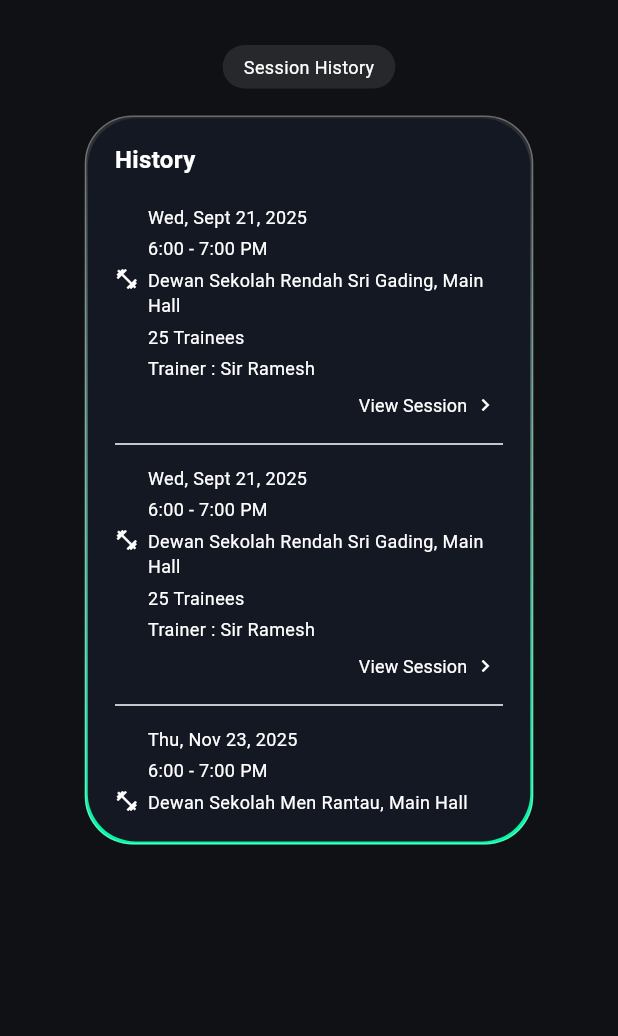
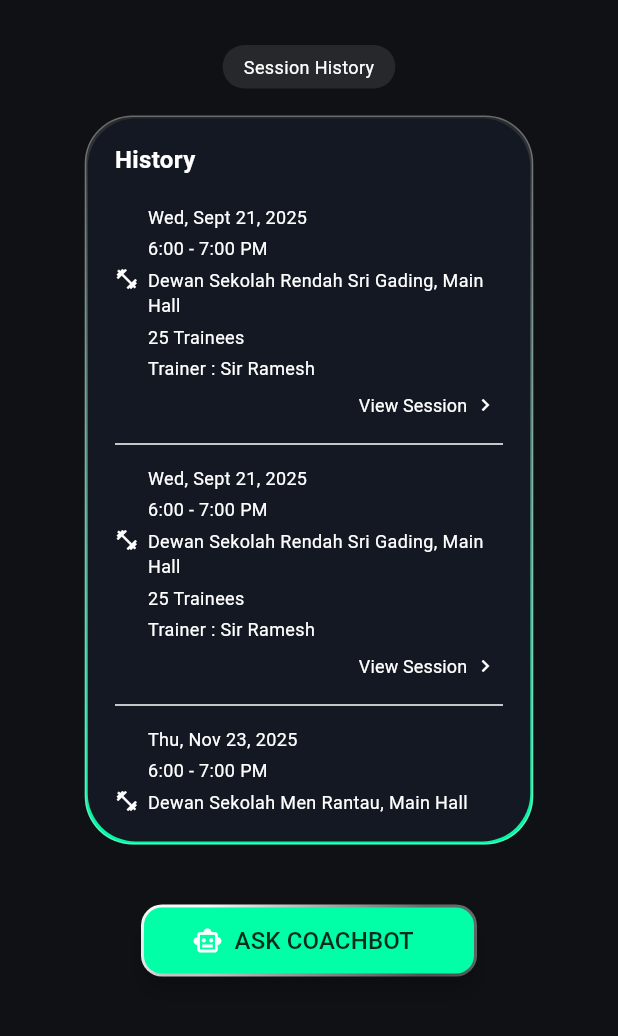
Before and after one commit to niczrsoh/Mapped_Frontend, a Flutter app: the SessionDashboardScreen screen opened by its route, after a tap on "History", on a phone screen of 412 x 824 dp, the part 57-1093 px from its top. Run offline on Flutter 3.47's test engine with Material 3 defaults, Android fonts, the phone set to English and light mode, and no system bars; our stand-ins replace get, google_fonts; network calls fail.

Commit message:
Store register data into the mongo database

```diff
--- a/lib/controller/controller/register_controller.dart
+++ b/lib/controller/controller/register_controller.dart
@@ -1,39 +1,72 @@
 import 'package:get/get.dart';
-import '../../global/routes.dart';
+import 'package:flutter/material.dart';
+import 'package:mapped_frontend/global/routes.dart';
+import '../../services/api_service.dart';
 
 class RegisterController extends GetxController {
-  final RxString fullName = ''.obs;
-  final RxString email = ''.obs;
-  final RxString password = ''.obs;
-  final RxString passwordConfirmation = ''.obs;
+  // Data fields linked to TextFields
+  final fullName = ''.obs;
+  final email = ''.obs;
+  final password = ''.obs;
+  final passwordConfirmation = ''.obs;
 
-  final RxBool loading = false.obs;
-  final RxString error = ''.obs;
+  // State management
+  final loading = false.obs;
+  final error = ''.obs;
 
-  bool get canSubmit {
-    return fullName.isNotEmpty &&
-        email.isNotEmpty &&
-        password.isNotEmpty &&
-        password == passwordConfirmation;
+  final ApiService _apiService = ApiService();
+
+  @override
+  void onInit() {
+    error.value = '';
+    super.onInit();
   }
 
-  Future<void> register() async {
-    error.value = '';
-    if (!canSubmit) {
-      error.value = 'Please fill fields correctly.';
+  void register() async {
+    // 1. Client-side Validation
+    if (email.isEmpty || password.isEmpty || fullName.isEmpty || passwordConfirmation.isEmpty) {
+      error.value = 'Please fill in all fields.';
       return;
     }
 
+    if (password.value != passwordConfirmation.value) {
+      error.value = 'Passwords do not match.';
+      return;
+    }
+
+    // 2. Prepare and Set Loading State
     loading.value = true;
-    try {
-      // TODO: call API to register. For now simulate network delay.
-      await Future.delayed(const Duration(milliseconds: 800));
-      // On success, navigate to login (or home if preferred)
+    error.value = '';
+
+    final String userFullName = fullName.value.trim();
+    final String userEmail = email.value.trim();
+    final String userPassword = password.value;
+
+    // 3. Call API Service
+    final result = await _apiService.registerUser(
+      fullName: userFullName,
+      email: userEmail,
+      password: userPassword,
+    );
+
+    // 4. Handle Result and Update UI
+    loading.value = false;
+
+    if (result['success']) {
+      error.value = '';
+      Get.snackbar(
+        'Success! 🎉',
+        'Registration successful for ${userEmail}. Redirecting to Login...',
+        backgroundColor: const Color(0xFF00C7A7), // Match your theme color
+        colorText: Colors.white,
+      );
+
+      // Assuming you have a route named 'login' defined in AppRoutes
       Get.offAllNamed(AppRoutes.login);
-    } catch (e) {
-      error.value = e.toString();
-    } finally {
-      loading.value = false;
+
+    } else {
+      // Display the error message from the backend or network
+      error.value = result['error'] ?? 'An unknown error occurred.';
     }
   }
 }
--- a/lib/screens/home_screen.dart
+++ b/lib/screens/home_screen.dart
@@ -660,7 +660,10 @@ class HomeScreen extends GetView<HomeController> {
                     padding: const EdgeInsets.symmetric(vertical: 14),
                   ),
                   onPressed: () {
-                    Get.to(() => const SessionPlannerScreen());
+                   Navigator.push(
+                      context,
+                      MaterialPageRoute(builder: (context) => const SessionPlannerScreen()),
+                    );
                   },
                   child: Text(
                     'Plan a Session',
--- a/lib/screens/register_screen.dart
+++ b/lib/screens/register_screen.dart
@@ -63,34 +63,34 @@ class RegisterScreen extends GetView<RegisterController> {
                   const SizedBox(height: 24),
                   // logo (use asset if provided, otherwise text)
                   Center(
-                    child: Image.asset(
-                      'assets/images/logo.png',
-                      width: 180,
-                      height: 80,
-                      fit: BoxFit.contain,
-                      errorBuilder: (context, error, stackTrace) => ShaderMask(
-                        shaderCallback: (rect) =>
-                            LinearGradient(
-                              begin: Alignment.topCenter,
-                              end: Alignment.bottomCenter,
-                              colors: [Color(0xFF0A5848), Color(0xFF09FACA)],
-                            ).createShader(
-                              Rect.fromLTWH(0, 0, rect.width, rect.height),
-                            ),
-                        blendMode: BlendMode.srcIn,
-                        child: Text(
-                          'MAPPED',
-                          style: const TextStyle(
-                            fontFamily:
-                                'NicoMoji', // still differrent with the figma?????
-                            color: Colors.white,
-                            fontSize: 48,
-                            fontWeight: FontWeight.w700,
-                            letterSpacing: 4,
-                          ),
-                        ),
-                      ),
-                    ),
+                    // child: Image.asset(
+                    //   'assets/images/logo.png',
+                    //   width: 180,
+                    //   height: 80,
+                    //   fit: BoxFit.contain,
+                    //   errorBuilder: (context, error, stackTrace) => ShaderMask(
+                    //     shaderCallback: (rect) =>
+                    //         LinearGradient(
+                    //           begin: Alignment.topCenter,
+                    //           end: Alignment.bottomCenter,
+                    //           colors: [Color(0xFF0A5848), Color(0xFF09FACA)],
+                    //         ).createShader(
+                    //           Rect.fromLTWH(0, 0, rect.width, rect.height),
+                    //         ),
+                    //     blendMode: BlendMode.srcIn,
+                    //     child: Text(
+                    //       'MAPPED',
+                    //       style: const TextStyle(
+                    //         fontFamily:
+                    //             'NicoMoji', // still differrent with the figma?????
+                    //         color: Colors.white,
+                    //         fontSize: 48,
+                    //         fontWeight: FontWeight.w700,
+                    //         letterSpacing: 4,
+                    //       ),
+                    //     ),
+                    //   ),
+                    // ),
                   ),
                   const SizedBox(height: 36),
 
--- a/lib/screens/session_current_screen.dart
+++ b/lib/screens/session_current_screen.dart
@@ -236,7 +236,9 @@ class SessionCurrentScreen extends StatelessWidget {
           padding: EdgeInsets.zero,
           constraints: const BoxConstraints(minWidth: 40, minHeight: 40),
           icon: const Icon(Icons.chevron_left, color: Colors.white),
-          onPressed: () => Get.back(),
+          onPressed: () {
+            Navigator.pop(context);
+          },
         ),
         title: Text(
           'Session Dashboard',
--- a/lib/screens/session_history_screen.dart
+++ b/lib/screens/session_history_screen.dart
@@ -167,7 +167,9 @@ class SessionHistoryScreen extends StatelessWidget {
           padding: EdgeInsets.zero,
           constraints: const BoxConstraints(minWidth: 40, minHeight: 40),
           icon: const Icon(Icons.chevron_left, color: Colors.white),
-          onPressed: () => Get.back(),
+          onPressed: () {
+            Navigator.pop(context);
+          },
         ),
         title: Text(
           'Session Dashboard',
@@ -295,6 +297,51 @@ class SessionHistoryScreen extends StatelessWidget {
               ),
 
               const SizedBox(height: 40),
+                            Center(
+                child: Container(
+                  decoration: BoxDecoration(
+                    gradient: const LinearGradient(
+                      begin: Alignment.centerLeft,
+                      end: Alignment.centerRight,
+                      colors: [Color(0xFFFFFFFF), Color(0xFF666E6D)],
+                      stops: [0.195, 0.8461],
+                    ),
+                    borderRadius: BorderRadius.circular(14),
+                  ),
+                  padding: const EdgeInsets.all(2), // 2px border thickness
+                  child: SizedBox(
+                    width: 220,
+                    height: 44,
+                    child: ElevatedButton.icon(
+                      onPressed: () {},
+                      icon: const SizedBox(
+                        width: 20,
+                        height: 20,
+                        child: Icon(
+                          Icons.smart_toy_outlined,
+                          size: 20,
+                          color: Color.fromARGB(255, 255, 255, 255),
+                        ),
+                      ),
+                      label: Text(
+                        'ASK COACHBOT',
+                        style: GoogleFonts.roboto(
+                          color: const Color(0xFF062A20),
+                          fontWeight: FontWeight.w500,
+                          fontSize: 16,
+                        ),
+                      ),
+                      style: ElevatedButton.styleFrom(
+                        backgroundColor: const Color(0xFF00FFA6),
+                        shape: RoundedRectangleBorder(
+                          borderRadius: BorderRadius.circular(12),
+                        ),
+                        elevation: 6,
+                      ),
+                    ),
+                  ),
+                ),
+              ),
             ],
           ),
         ),
--- a/lib/screens/session_planner_screen.dart
+++ b/lib/screens/session_planner_screen.dart
@@ -253,7 +253,7 @@ class _SessionPlannerScreenState extends State<SessionPlannerScreen> {
           padding: EdgeInsets.zero,
           constraints: const BoxConstraints(minWidth: 40, minHeight: 40),
           icon: const Icon(Icons.chevron_left, color: Colors.white),
-          onPressed: () => Get.back(),
+          onPressed: () => Navigator.of(context).pop(),
         ),
         title: Text(
           widget.isEditing ? 'Edit Session' : 'Session Planner',
--- a/lib/screens/session_upcoming_screen.dart
+++ b/lib/screens/session_upcoming_screen.dart
@@ -187,7 +187,9 @@ class UpcomingSessionsScreen extends StatelessWidget {
           padding: EdgeInsets.zero,
           constraints: const BoxConstraints(minWidth: 40, minHeight: 40),
           icon: const Icon(Icons.chevron_left, color: Colors.white),
-          onPressed: () => Get.back(),
+          onPressed: () {
+            Navigator.pop(context);
+          },
         ),
         title: Text(
           'Session Dashboard',
```
Also changed, not shown: lib/screens/main_navigation_screen.dart (+5 -5 lines), lib/screens/session_dashboard_screen.dart (+18 -3 lines), lib/services/api_service.dart (added, +41 -0 lines).
